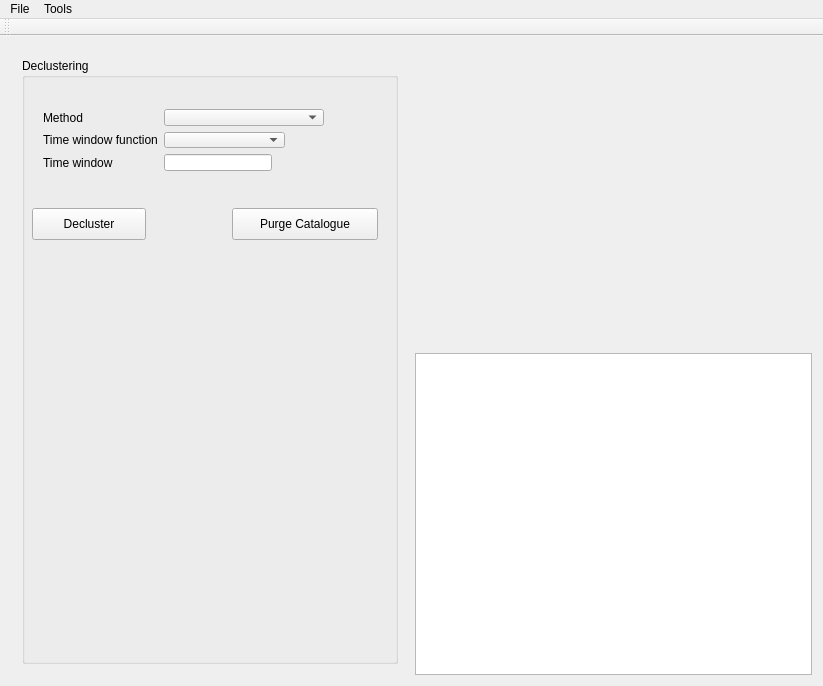
The window that hmtk_ui/hmtkwindow.ui (gem/oq-irmt-qgis) describes before a commit, drawn with Qt 5.
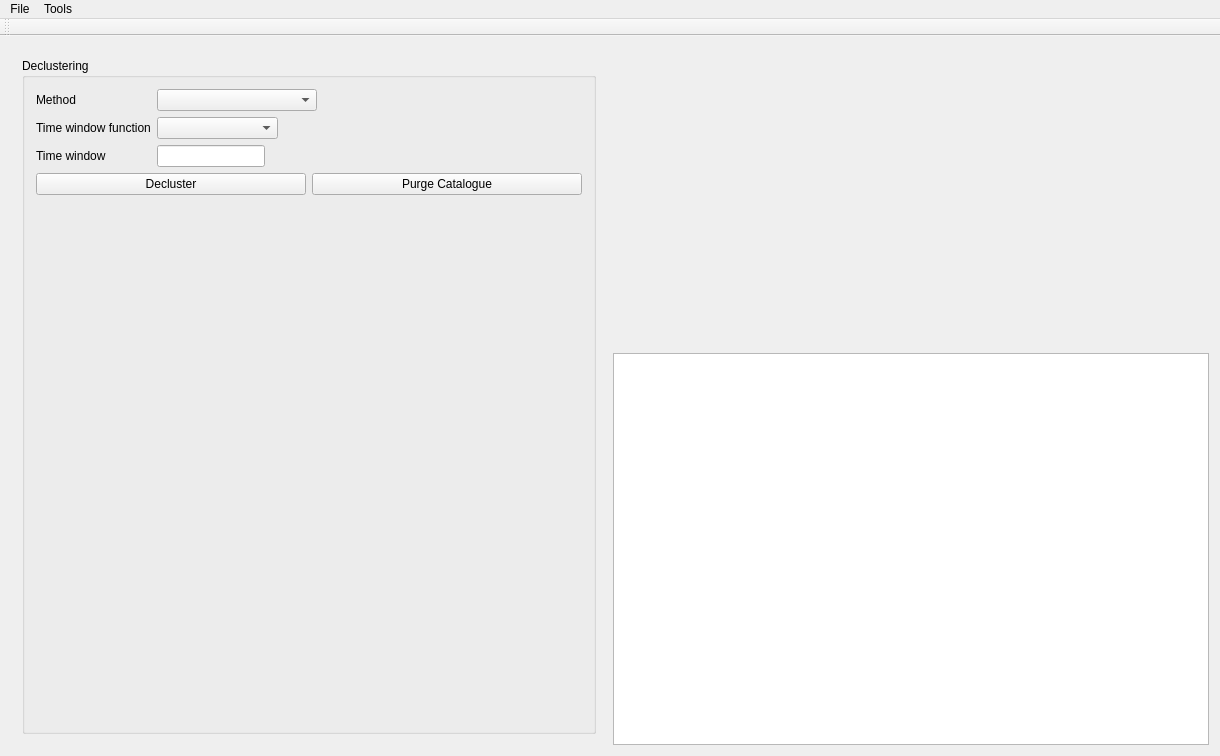
The same window after the commit. The open tabs and pages were chosen to show the change. Custom widgets are drawn as their Qt base class.

Patch:
```diff
--- a/hmtk_ui/hmtkwindow.ui
+++ b/hmtk_ui/hmtkwindow.ui
@@ -6,8 +6,8 @@
    <rect>
     <x>0</x>
     <y>0</y>
-    <width>823</width>
-    <height>686</height>
+    <width>1220</width>
+    <height>756</height>
    </rect>
   </property>
   <property name="windowTitle">
@@ -27,15 +27,8 @@
           <property name="title">
            <string>Declustering</string>
           </property>
-          <widget class="QWidget" name="layoutWidget">
-           <property name="geometry">
-            <rect>
-             <x>10</x>
-             <y>40</y>
-             <width>349</width>
-             <height>84</height>
-            </rect>
-           </property>
+          <layout class="QVBoxLayout" name="verticalLayout_2">
+           <item>
            <layout class="QFormLayout" name="declusteringForm">
             <property name="fieldGrowthPolicy">
              <enum>QFormLayout::FieldsStayAtSizeHint</enum>
@@ -107,42 +100,27 @@
              </widget>
             </item>
            </layout>
-          </widget>
-          <widget class="QPushButton" name="purgeCatalogue">
-           <property name="geometry">
-            <rect>
-             <x>210</x>
-             <y>150</y>
-             <width>146</width>
-             <height>32</height>
-            </rect>
-           </property>
-           <property name="text">
-            <string>Purge Catalogue</string>
-           </property>
-          </widget>
+           </item>
+           <item>
+            <layout class="QHBoxLayout" name="declusteringButtons" stretch="0,0">
+             <item>
           <widget class="QPushButton" name="declusterButton">
-           <property name="geometry">
-            <rect>
-             <x>10</x>
-             <y>150</y>
-             <width>114</width>
-             <height>32</height>
-            </rect>
-           </property>
            <property name="text">
             <string>Decluster</string>
            </property>
           </widget>
-          <widget class="FigureCanvasQTAggWidget" name="chartWidget" native="true">
-           <property name="geometry">
-            <rect>
-             <x>0</x>
-             <y>320</y>
-             <width>371</width>
-             <height>300</height>
-            </rect>
-           </property>
+             </item>
+             <item>
+              <widget class="QPushButton" name="declusteringPurgeButton">
+               <property name="text">
+                <string>Purge Catalogue</string>
+               </property>
+              </widget>
+             </item>
+            </layout>
+           </item>
+           <item>
+            <widget class="FigureCanvasQTAggWidget" name="declusteringChart" native="true">
            <property name="sizePolicy">
             <sizepolicy hsizetype="Expanding" vsizetype="Expanding">
              <horstretch>0</horstretch>
@@ -162,6 +140,8 @@
             </size>
            </property>
           </widget>
+           </item>
+          </layout>
          </widget>
         </item>
        </layout>
@@ -565,7 +545,7 @@
     <rect>
      <x>0</x>
      <y>0</y>
-     <width>823</width>
+     <width>1220</width>
      <height>22</height>
     </rect>
    </property>
```
Left out of the diff: 163 changed lines with no effect on the pictures. Lines whose indentation alone changed are shown as unchanged.
